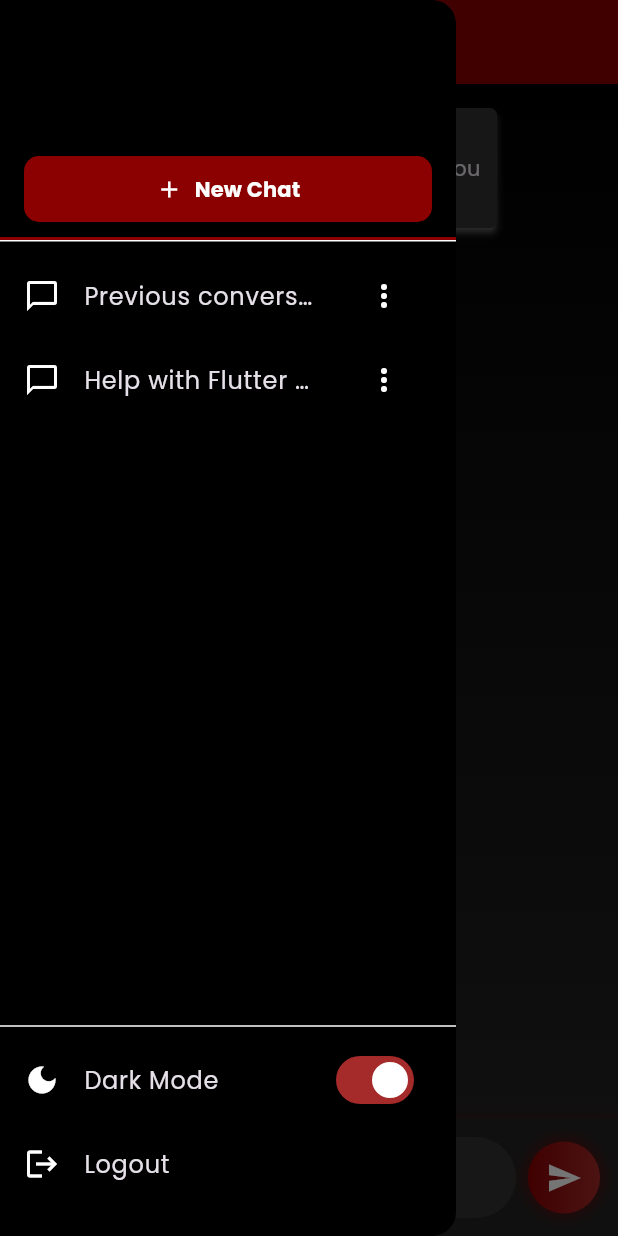
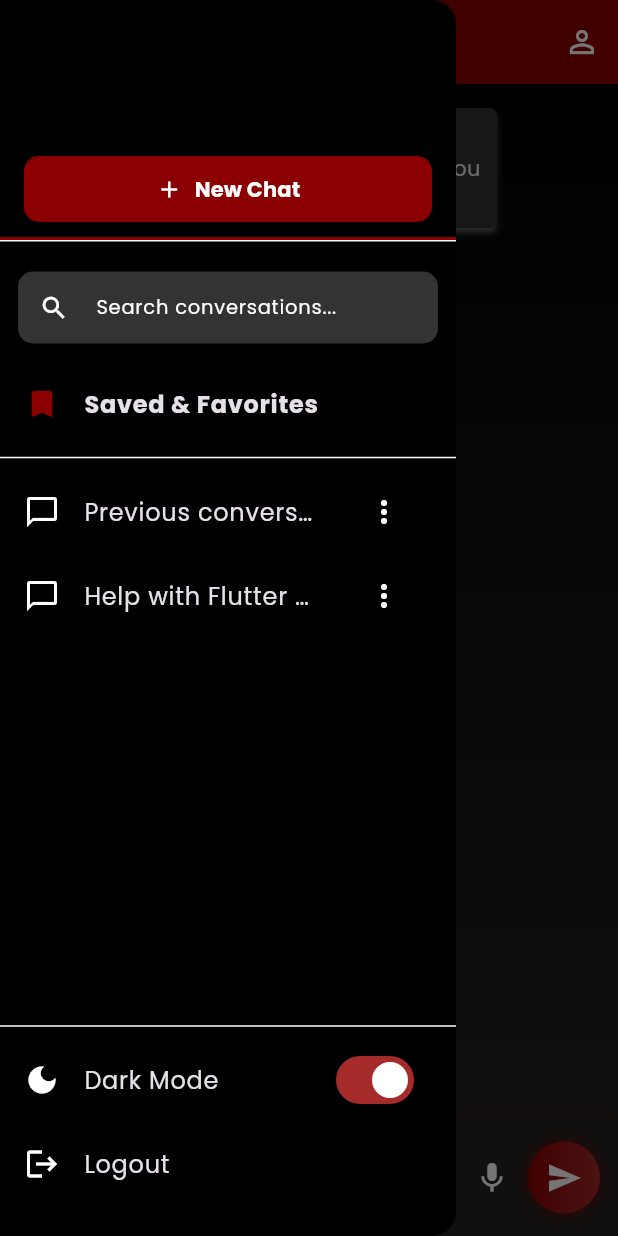
Before and after one commit to sumeyarajih/ask-AI, a Flutter app: the ChatScreen screen opened directly, with the side drawer open, on a phone screen of 412 x 824 dp. Run offline on Flutter 3.47's test engine with Material 3 defaults, Android fonts, the phone set to English and light mode, and no system bars; drawn by our look-alikes of flutter_chat_bubble; our stand-ins replace google_fonts.

Commit message:
fixed and added some new feature

```diff
--- a/lib/screens/chat/chat_screen.dart
+++ b/lib/screens/chat/chat_screen.dart
@@ -7,6 +7,7 @@ import '../../services/auth_service.dart';
 import '../../utils/app_theme.dart';
 import '../../widgets/side_menu.dart';
 import '../../models/chat_session.dart';
+import '../profile/profile_screen.dart';
 
 class ChatScreen extends StatefulWidget {
   const ChatScreen({super.key});
@@ -23,6 +24,7 @@ class _ChatScreenState extends State<ChatScreen> {
 
   ChatSession? _currentSession;
   String? _selectedDocumentName;
+  String _selectedMode = 'chat'; // AI mode state
 
   @override
   void initState() {
@@ -133,12 +135,45 @@ class _ChatScreenState extends State<ChatScreen> {
     return Scaffold(
       backgroundColor: theme.scaffoldBackgroundColor,
       appBar: AppBar(
-        title: Text(
-          _currentSession?.title ?? 'ASK AI',
-          style: GoogleFonts.poppins(
-            fontWeight: FontWeight.bold,
+        title: DropdownButtonHideUnderline(
+          child: DropdownButton<String>(
+            value: _selectedMode,
+            icon: Icon(Icons.arrow_drop_down, color: AppTheme.textWhite),
+            dropdownColor: theme.colorScheme.surface,
+            onChanged: (String? newValue) {
+              if (newValue != null) {
+                setState(() => _selectedMode = newValue);
+                ScaffoldMessenger.of(context).showSnackBar(SnackBar(
+                  content: Text("Switched to ${newValue.toUpperCase()} Mode", style: GoogleFonts.poppins()),
+                  backgroundColor: AppTheme.darkRed,
+                  duration: const Duration(seconds: 1),
+                ));
+              }
+            },
+            items: [
+              DropdownMenuItem(value: 'chat', child: Text('💬 General Chat', style: GoogleFonts.poppins(color: AppTheme.textWhite, fontWeight: FontWeight.bold))),
+              DropdownMenuItem(value: 'study', child: Text('📚 AI Study Mode', style: GoogleFonts.poppins(color: AppTheme.textWhite, fontWeight: FontWeight.bold))),
+              DropdownMenuItem(value: 'coding', child: Text('💻 Coding Assistant', style: GoogleFonts.poppins(color: AppTheme.textWhite, fontWeight: FontWeight.bold))),
+              DropdownMenuItem(value: 'web', child: Text('🔎 Web Search', style: GoogleFonts.poppins(color: AppTheme.textWhite, fontWeight: FontWeight.bold))),
+              DropdownMenuItem(value: 'workspace', child: Text('📝 AI Workspace', style: GoogleFonts.poppins(color: AppTheme.textWhite, fontWeight: FontWeight.bold))),
+            ],
           ),
         ),
+        actions: [
+          IconButton(
+            icon: const Icon(Icons.person_outline, color: AppTheme.textWhite),
+            tooltip: 'Profile',
+            onPressed: () => Navigator.of(context).push(
+              MaterialPageRoute(builder: (_) => const ProfileScreen())),
+          ),
+          if (_currentSession != null)
+            Padding(
+              padding: const EdgeInsets.only(right: 16.0),
+              child: Center(
+                child: Text('History', style: GoogleFonts.poppins(color: Colors.white70, fontSize: 12)),
+              ),
+            )
+        ],
       ),
       drawer: SideMenu(onSessionSelected: _onSessionSelected),
       body: Column(
@@ -261,7 +296,36 @@ class _ChatScreenState extends State<ChatScreen> {
                 'AI is typing...',
                 style: GoogleFonts.poppins(color: theme.iconTheme.color, fontSize: 10, fontStyle: FontStyle.italic),
               ),
-            )
+            ),
+          if (!message.isUser && !message.isStreaming) // Actions row for AI payload
+            Padding(
+              padding: const EdgeInsets.only(top: 4.0, left: 8.0),
+              child: Row(
+                mainAxisSize: MainAxisSize.min,
+                children: [
+                  IconButton(
+                    icon: Icon(Icons.content_copy, size: 16, color: theme.iconTheme.color?.withValues(alpha: 0.6)),
+                    padding: EdgeInsets.zero,
+                    constraints: const BoxConstraints(),
+                    onPressed: () {},
+                  ),
+                  const SizedBox(width: 12),
+                  IconButton(
+                    icon: Icon(Icons.refresh, size: 16, color: theme.iconTheme.color?.withValues(alpha: 0.6)),
+                    padding: EdgeInsets.zero,
+                    constraints: const BoxConstraints(),
+                    onPressed: () {},
+                  ),
+                  const SizedBox(width: 12),
+                  IconButton(
+                    icon: Icon(Icons.bookmark_border, size: 16, color: theme.iconTheme.color?.withValues(alpha: 0.6)),
+                    padding: EdgeInsets.zero,
+                    constraints: const BoxConstraints(),
+                    onPressed: () {},
+                  ),
+                ],
+              ),
+            ),
         ],
       ),
     );
@@ -335,6 +399,15 @@ class _ChatScreenState extends State<ChatScreen> {
             ),
           ),
           const SizedBox(width: 8),
+          IconButton( // VOICE MICROPHONE BUTTON
+            icon: Icon(Icons.mic, color: theme.iconTheme.color),
+            onPressed: () {
+              ScaffoldMessenger.of(context).showSnackBar(SnackBar(
+                content: Text("Voice AI recording mock started...", style: GoogleFonts.poppins()),
+                backgroundColor: AppTheme.darkRed,
+              ));
+            },
+          ),
           Container(
             decoration: BoxDecoration(
               shape: BoxShape.circle,
--- a/lib/widgets/side_menu.dart
+++ b/lib/widgets/side_menu.dart
@@ -137,6 +137,35 @@ class _SideMenuState extends State<SideMenu> {
               ],
             ),
           ),
+          Padding(
+            padding: const EdgeInsets.all(12.0),
+            child: TextField(
+              style: GoogleFonts.poppins(color: theme.textTheme.bodyLarge?.color, fontSize: 13),
+              decoration: InputDecoration(
+                hintText: 'Search conversations...',
+                hintStyle: GoogleFonts.poppins(color: theme.iconTheme.color, fontSize: 13),
+                prefixIcon: Icon(Icons.search, color: theme.iconTheme.color, size: 20),
+                filled: true,
+                fillColor: theme.brightness == Brightness.dark ? AppTheme.mediumGray : AppTheme.lightGray,
+                contentPadding: const EdgeInsets.symmetric(vertical: 0, horizontal: 16),
+                border: OutlineInputBorder(
+                  borderRadius: BorderRadius.circular(10),
+                  borderSide: BorderSide.none,
+                ),
+              ),
+              onChanged: (text) {
+                // Mock search logic
+              },
+            ),
+          ),
+          ListTile(
+            leading: const Icon(Icons.bookmark, color: AppTheme.darkRed),
+            title: Text("Saved & Favorites", style: GoogleFonts.poppins(color: theme.textTheme.bodyLarge?.color, fontWeight: FontWeight.bold)),
+            onTap: () {
+              // Mock navigation to favorites
+            },
+          ),
+          const Divider(),
           Expanded(
             child: _isLoading
                 ? const Center(child: CircularProgressIndicator(color: AppTheme.darkRed))
```
Also changed, not shown: lib/screens/auth/forgot_password_screen.dart (added, +124 -0 lines), lib/screens/auth/login_screen.dart (+14 -1 lines), lib/screens/profile/profile_screen.dart (added, +218 -0 lines).
